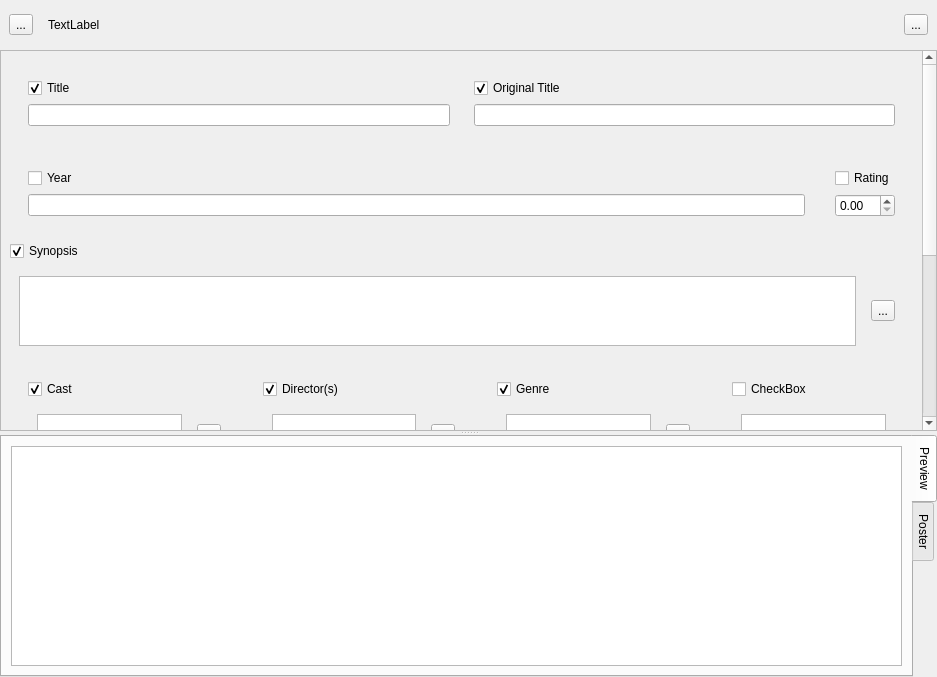
The window that src/panelview.ui (app211/jaqet) describes before a commit, drawn with Qt 5.
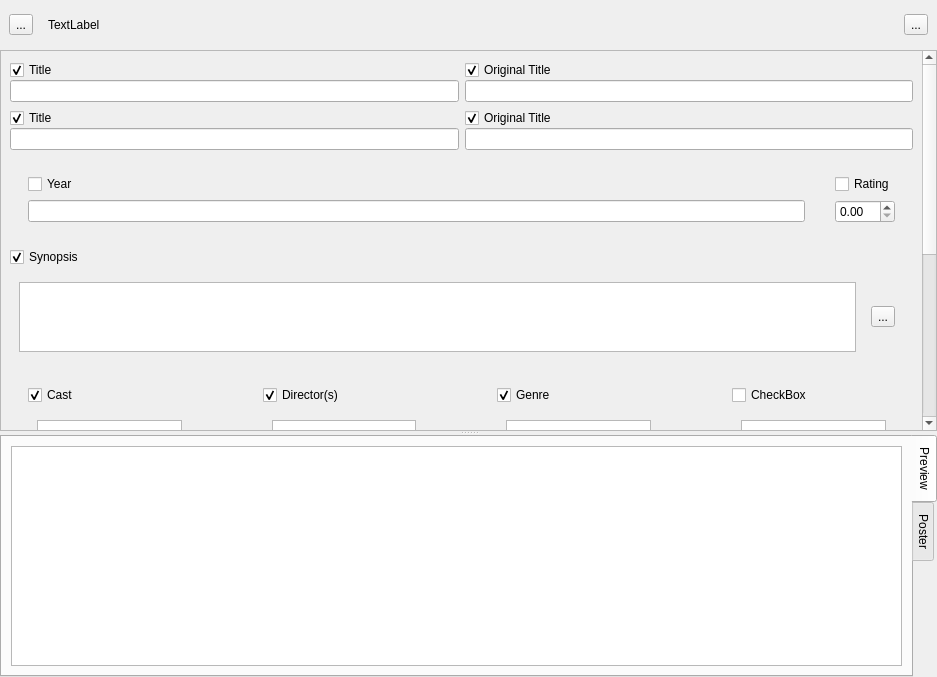
The same window after the commit. Icons and pictures are not drawn. Custom widgets are drawn as their Qt base class.

Patch:
```diff
--- a/src/panelview.ui
+++ b/src/panelview.ui
@@ -142,15 +142,27 @@
               <property name="geometry">
                <rect>
                 <x>0</x>
-                <y>-340</y>
+                <y>-353</y>
                 <width>917</width>
-                <height>742</height>
+                <height>755</height>
                </rect>
               </property>
               <layout class="QVBoxLayout" name="verticalLayout_4">
                <item>
                 <widget class="QWidget" name="widget_22" native="true">
                  <layout class="QHBoxLayout" name="horizontalLayout_10">
+                  <property name="leftMargin">
+                   <number>0</number>
+                  </property>
+                  <property name="topMargin">
+                   <number>0</number>
+                  </property>
+                  <property name="rightMargin">
+                   <number>0</number>
+                  </property>
+                  <property name="bottomMargin">
+                   <number>0</number>
+                  </property>
                   <item>
                    <widget class="QWidget" name="widget_23" native="true">
                     <property name="minimumSize">
@@ -160,6 +172,21 @@
                      </size>
                     </property>
                     <layout class="QVBoxLayout" name="verticalLayout_18">
+                     <property name="spacing">
+                      <number>0</number>
+                     </property>
+                     <property name="leftMargin">
+                      <number>0</number>
+                     </property>
+                     <property name="topMargin">
+                      <number>0</number>
+                     </property>
+                     <property name="rightMargin">
+                      <number>0</number>
+                     </property>
+                     <property name="bottomMargin">
+                      <number>0</number>
+                     </property>
                      <item>
                       <widget class="CheckLock" name="checkBox_3">
                        <property name="text">
@@ -179,6 +206,21 @@
                   <item>
                    <widget class="QWidget" name="widget_24" native="true">
                     <layout class="QVBoxLayout" name="verticalLayout_19">
+                     <property name="spacing">
+                      <number>0</number>
+                     </property>
+                     <property name="leftMargin">
+                      <number>0</number>
+                     </property>
+                     <property name="topMargin">
+                      <number>0</number>
+                     </property>
+                     <property name="rightMargin">
+                      <number>0</number>
+                     </property>
+                     <property name="bottomMargin">
+                      <number>0</number>
+                     </property>
                      <item>
                       <widget class="CheckLock" name="checkBox_5">
                        <property name="text">
@@ -198,6 +240,101 @@
                  </layout>
                 </widget>
                </item>
+               <item>
+                <widget class="QWidget" name="widgetEpisode" native="true">
+                 <layout class="QHBoxLayout" name="horizontalLayout_110">
+                  <property name="spacing">
+                   <number>6</number>
+                  </property>
+                  <property name="leftMargin">
+                   <number>0</number>
+                  </property>
+                  <property name="topMargin">
+                   <number>0</number>
+                  </property>
+                  <property name="rightMargin">
+                   <number>0</number>
+                  </property>
+                  <property name="bottomMargin">
+                   <number>0</number>
+                  </property>
+                  <item>
+                   <widget class="QWidget" name="widget_123" native="true">
+                    <property name="minimumSize">
+                     <size>
+                      <width>0</width>
+                      <height>0</height>
+                     </size>
+                    </property>
+                    <layout class="QVBoxLayout" name="verticalLayout_118">
+                     <property name="spacing">
+                      <number>0</number>
+                     </property>
+                     <property name="leftMargin">
+                      <number>0</number>
+                     </property>
+                     <property name="topMargin">
+                      <number>0</number>
+                     </property>
+                     <property name="rightMargin">
+                      <number>0</number>
+                     </property>
+                     <property name="bottomMargin">
+                      <number>0</number>
+                     </property>
+                     <item>
+                      <widget class="CheckLock" name="checkBox_13">
+                       <property name="text">
+                        <string>Title</string>
+                       </property>
+                       <property name="checked">
+                        <bool>true</bool>
+                       </property>
+                      </widget>
+                     </item>
+                     <item>
+                      <widget class="QLineEdit" name="titleEpisodeEdit"/>
+                     </item>
+                    </layout>
+                   </widget>
+                  </item>
+                  <item>
+                   <widget class="QWidget" name="widget_124" native="true">
+                    <layout class="QVBoxLayout" name="verticalLayout_119">
+                     <property name="spacing">
+                      <number>0</number>
+                     </property>
+                     <property name="leftMargin">
+                      <number>0</number>
+                     </property>
+                     <property name="topMargin">
+                      <number>0</number>
+                     </property>
+                     <property name="rightMargin">
+                      <number>0</number>
+                     </property>
+                     <property name="bottomMargin">
+                      <number>0</number>
+                     </property>
+                     <item>
+                      <widget class="CheckLock" name="checkBox_15">
+                       <property name="text">
+                        <string>Original Title</string>
+                       </property>
+                       <property name="checked">
+                        <bool>true</bool>
+                       </property>
+                      </widget>
+                     </item>
+                     <item>
+                      <widget class="QLineEdit" name="originalEpisodeTitleEdit"/>
+                     </item>
+                    </layout>
+                   </widget>
+                  </item>
+                 </layout>
+                </widget>
+               </item>
                <item>
                 <widget class="QWidget" name="widget_25" native="true">
                  <property name="minimumSize">
```
Left out of the diff: 42 changed lines with no effect on the pictures.
